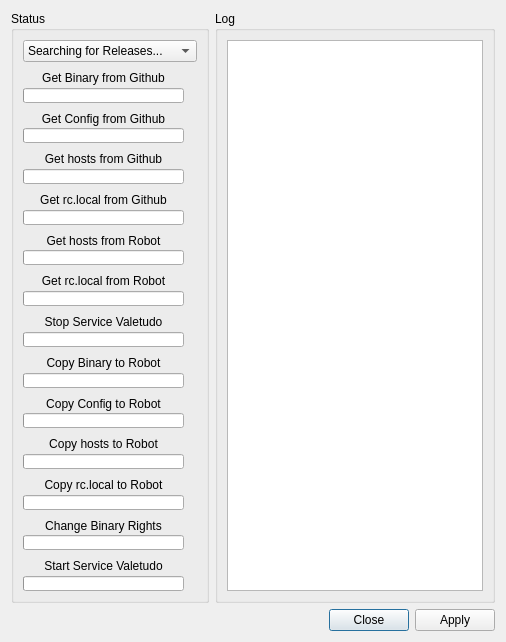
This is res/ui/installer.ui in LazyT/rrcc as Qt 5 draws it before an edit. The edited form follows.
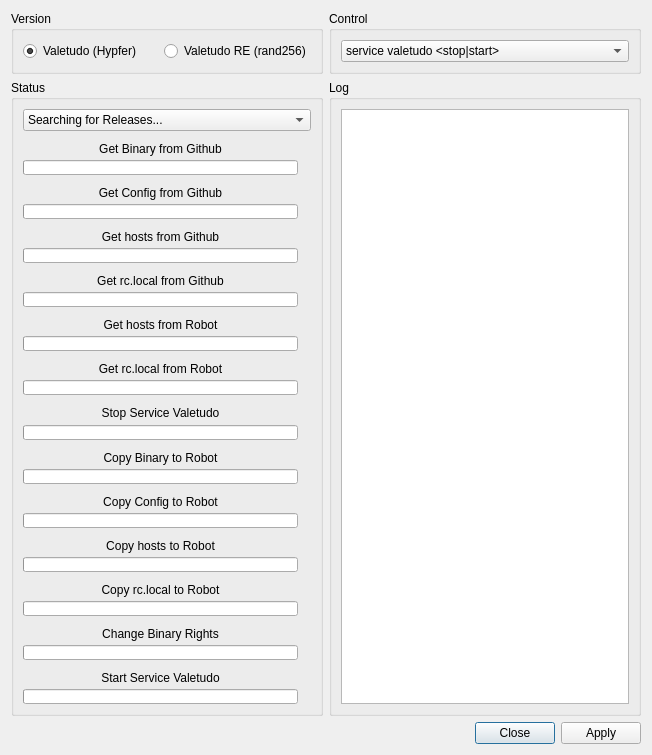
This is the edited form. Icons and pictures are not drawn.

Commit message: add installer support for Valetudo RE

What changed in the file:
```diff
--- a/res/ui/installer.ui
+++ b/res/ui/installer.ui
@@ -6,8 +6,8 @@
    <rect>
     <x>0</x>
     <y>0</y>
-    <width>506</width>
-    <height>642</height>
+    <width>652</width>
+    <height>755</height>
    </rect>
   </property>
   <property name="windowTitle">
@@ -18,6 +18,59 @@
     <normaloff>:/png/png/compress.png</normaloff>:/png/png/compress.png</iconset>
   </property>
   <layout class="QVBoxLayout" name="verticalLayout">
+   <item>
+    <layout class="QHBoxLayout" name="horizontalLayout_3">
+     <item>
+      <widget class="QGroupBox" name="groupBox_3">
+       <property name="title">
+        <string>Version</string>
+       </property>
+       <layout class="QHBoxLayout" name="horizontalLayout_2">
+        <item>
+         <widget class="QRadioButton" name="radioButton_valetudo">
+          <property name="text">
+           <string notr="true">Valetudo (Hypfer)</string>
+          </property>
+          <property name="checked">
+           <bool>true</bool>
+          </property>
+         </widget>
+        </item>
+        <item>
+         <widget class="QRadioButton" name="radioButton_valetudore">
+          <property name="text">
+           <string notr="true">Valetudo RE (rand256)</string>
+          </property>
+         </widget>
+        </item>
+       </layout>
+      </widget>
+     </item>
+     <item>
+      <widget class="QGroupBox" name="groupBox_4">
+       <property name="title">
+        <string>Control</string>
+       </property>
+       <layout class="QHBoxLayout" name="horizontalLayout_4">
+        <item>
+         <widget class="QComboBox" name="comboBox_control">
+          <item>
+           <property name="text">
+            <string notr="true">service valetudo &lt;stop|start&gt;</string>
+           </property>
+          </item>
+          <item>
+           <property name="text">
+            <string notr="true">/etc/init/S11valetudo &lt;stop|start&gt;</string>
+           </property>
+          </item>
+         </widget>
+        </item>
+       </layout>
+      </widget>
+     </item>
+    </layout>
+   </item>
    <item>
     <layout class="QHBoxLayout" name="horizontalLayout">
      <item>
@@ -25,7 +78,7 @@
        <property name="title">
         <string>Status</string>
        </property>
-       <layout class="QVBoxLayout" name="verticalLayout_2">
+       <layout class="QVBoxLayout" name="verticalLayout_2" stretch="1,1">
         <item>
          <widget class="QComboBox" name="comboBox">
           <property name="sizeAdjustPolicy">
```
The commit also changes 6 other files.
